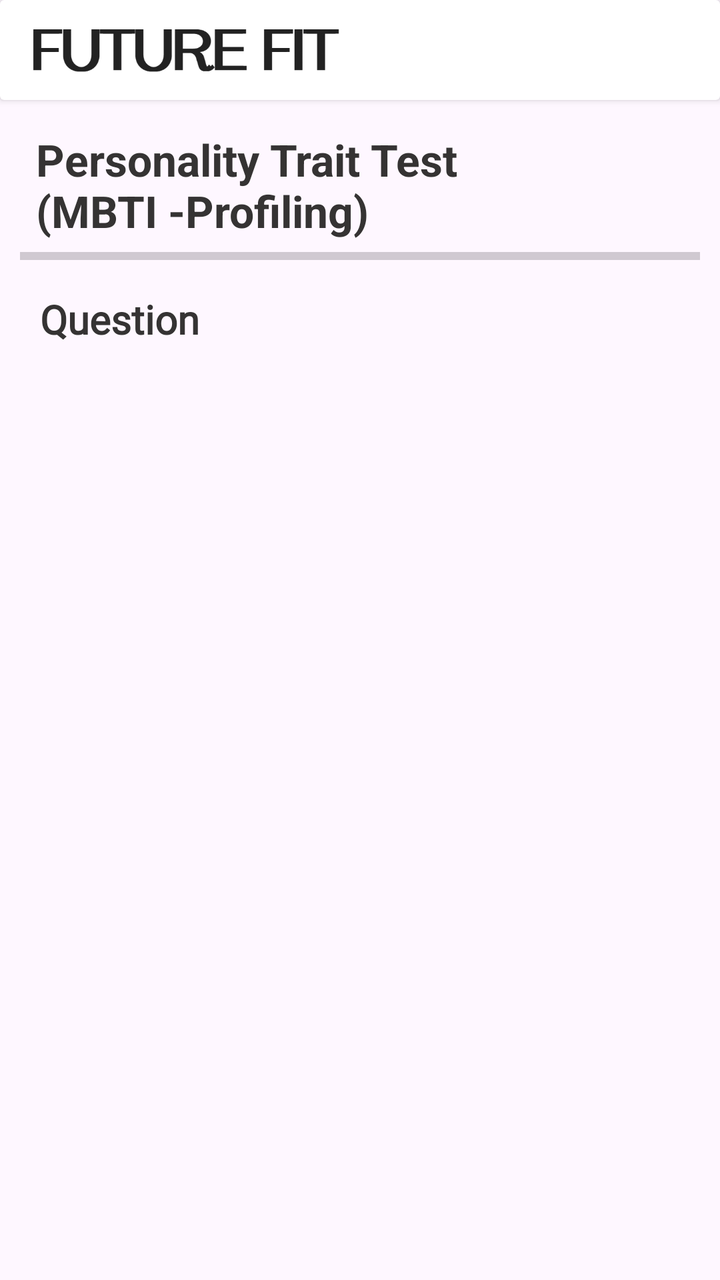
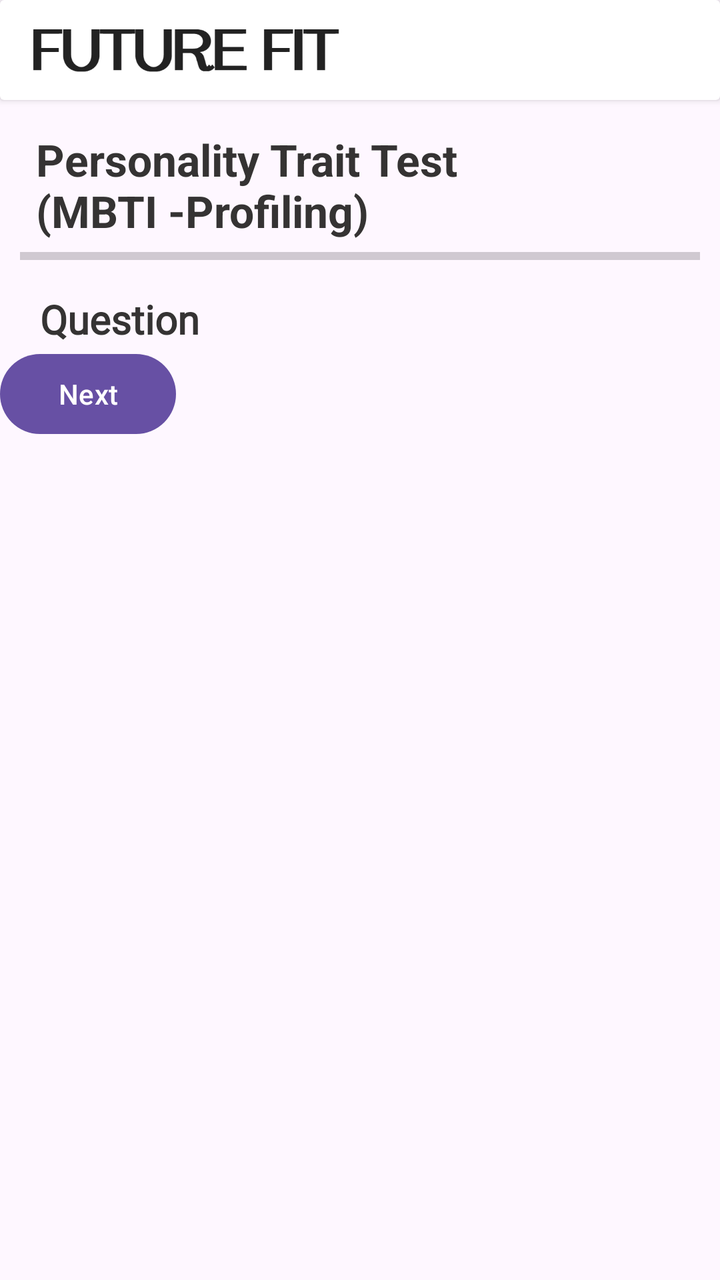

Before-and-after screenshots of an Android layout around one commit, followed by the original layout XML and the change that was made.
<!-- AndroidManifest.xml: application theme Theme.FutureFit -->
<!-- res/layout/activity_personality_trait_quiz.xml -->
<?xml version="1.0" encoding="utf-8"?>
<LinearLayout xmlns:android="http://schemas.android.com/apk/res/android"
    xmlns:app="http://schemas.android.com/apk/res-auto"
    xmlns:tools="http://schemas.android.com/tools"
    android:id="@+id/main"
    android:orientation="vertical"
    android:layout_width="match_parent"
    android:layout_height="match_parent"
    tools:context=".Assessment.PersonalityTraitQuiz">

    <androidx.cardview.widget.CardView
        android:layout_width="match_parent"
        android:layout_height="wrap_content">
        <ImageView
            android:layout_width="160dp"
            android:layout_height="50dp"
            android:layout_marginStart="12dp"
            android:src="@drawable/futurefit2" />
    </androidx.cardview.widget.CardView>


    <TextView
        android:layout_width="match_parent"
        android:layout_height="wrap_content"
        android:text="Personality Trait Test\n(MBTI -Profiling)"
        android:textStyle="bold"
        android:layout_marginStart="18dp"
        android:layout_marginTop="15dp"
        android:textColor="@color/textcolor"
        android:textSize="22dp" />

    <ProgressBar
        android:id="@+id/progressBar2"
        style="?android:attr/progressBarStyleHorizontal"
        android:layout_width="match_parent"
        android:layout_height="wrap_content"
        android:layout_marginHorizontal="10dp" />


    <TextView
        android:id="@+id/questionText"
        android:layout_width="match_parent"
        android:layout_height="wrap_content"
        android:layout_marginTop="10dp"
        android:text="Question"
        android:textColor="@color/textcolor"
        android:fontFamily="@font/ar_one_sans"
        android:textStyle="bold"
        android:layout_marginHorizontal="20dp"
        android:textSize="20dp" />







</LinearLayout>
<!-- resources referenced by this layout -->
<resources>
  <color name="textcolor">#353333</color>
  <!-- drawable futurefit2: png bitmap (drawable, 26508 bytes) -->
  <style name="Theme.FutureFit" parent="Base.Theme.FutureFit" />
  <style name="Base.Theme.FutureFit" parent="Theme.Material3.DayNight.NoActionBar">
          
          
      </style>
</resources>

<!-- the commit's change to res/layout/activity_personality_trait_quiz.xml (unified diff, before → after) -->
@@ -49,6 +49,26 @@
         android:layout_marginHorizontal="20dp"
         android:textSize="20dp" />
 
+    <RadioGroup
+        android:id="@+id/optionsGroup"
+        android:layout_width="match_parent"
+        android:layout_height="wrap_content"
+        android:orientation="vertical"
+        app:layout_constraintBottom_toTopOf="@+id/nextButton"
+        app:layout_constraintTop_toBottomOf="@+id/questionText" />
+
+
+    <Button
+        android:id="@+id/nextButton"
+        android:layout_width="wrap_content"
+        android:layout_height="wrap_content"
+        android:text="Next"
+        app:layout_constraintBottom_toBottomOf="@+id/backgroundGif"
+        app:layout_constraintEnd_toEndOf="parent"
+        app:layout_constraintStart_toStartOf="parent"
+        app:layout_constraintTop_toTopOf="@+id/backgroundGif"
+        app:layout_constraintVertical_bias="0.631" />
+
 
 
 
